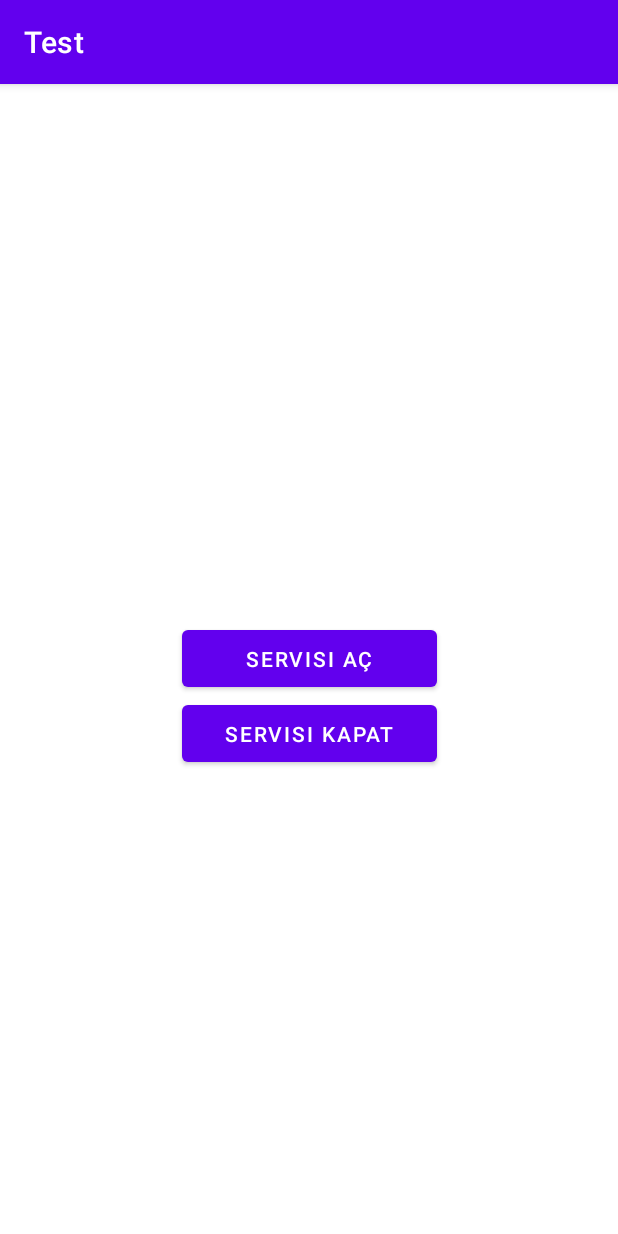
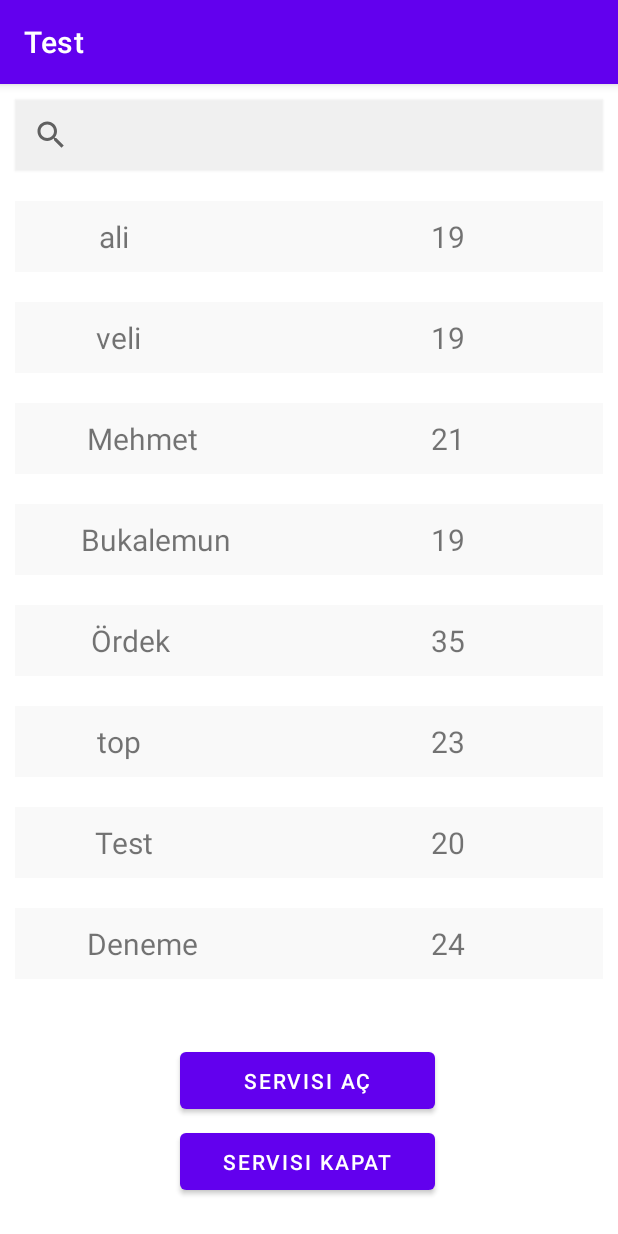
Before and after one commit to abdullahisik/androoidteststuff, an Android app: the screen it shows after launch (MainActivity), on a phone screen of 412 x 824 dp. Run offline under Robolectric (Android 15) with nearby library versions, the phone set to English and light mode, and no system bars; our stand-ins replace data binding.

Commit message:
update recylerview with serachview

```diff
--- a/app/src/main/java/com/example/test/MainActivity.kt
+++ b/app/src/main/java/com/example/test/MainActivity.kt
@@ -5,8 +5,15 @@ import android.content.Intent
 import android.os.Bundle
 import android.view.View
 import android.widget.Button
+import android.widget.SearchView
+import android.widget.Toast
 import androidx.appcompat.app.AppCompatActivity
 import androidx.core.content.ContextCompat
+import androidx.databinding.DataBindingUtil
+import androidx.recyclerview.widget.RecyclerView
+import com.example.test.adapter.SongsAdapter
+import com.example.test.databinding.ActivityMainBinding
+import com.example.test.models.Songs
 import com.example.test.service.ForegroundService
 import com.example.test.service.MusicService
 
@@ -17,10 +24,24 @@ companion object {
 
     var boolIconState = false
 }
+    lateinit var adapter: SongsAdapter
+    lateinit var countryrv: RecyclerView
 
+
+
+    private var _binding: ActivityMainBinding? = null
+    private val binding get() = _binding!!
+
+    private var people: ArrayList<Songs> = arrayListOf()
+    private var matchedPeople: ArrayList<Songs> = arrayListOf()
+    private var personAdapter: SongsAdapter = SongsAdapter(people)
     override fun onCreate(savedInstanceState: Bundle?) {
         super.onCreate(savedInstanceState)
         setContentView(R.layout.activity_main)
+        _binding = ActivityMainBinding.inflate(layoutInflater)
+        val view = binding.root
+        setContentView(view)
+
         val buttonStartService: Button? = findViewById<Button>(R.id.button_start_service)
         val buttonCloseService: Button? = findViewById<Button>(R.id.button_close_service)
         buttonStartService?.setOnClickListener() {
@@ -41,7 +62,8 @@ companion object {
 
 
         })
-
+        initRecyclerView()
+        performSearch()
     }
 
     public fun startservıce() {
@@ -57,4 +79,67 @@ companion object {
         val MusicserviceIntent = Intent(this, MusicService::class.java)
         stopService(MusicserviceIntent)
     }
+
+
+
+    private fun initRecyclerView() {
+
+        people = arrayListOf(
+            Songs("ali", 19),
+            Songs("veli", 19),
+            Songs("Mehmet", 21),
+            Songs("Bukalemun", 19),
+            Songs("Ördek", 35),
+            Songs("top", 23),
+            Songs("Test", 20),
+            Songs("Deneme", 24),
+
+        )
+
+        personAdapter = SongsAdapter(people).also {
+            binding.recyclerView.adapter = it
+            binding.recyclerView.adapter!!.notifyDataSetChanged()
+        }
+        binding.searchView.isSubmitButtonEnabled = true
+    }
+
+    private fun performSearch() {
+        binding.searchView.setOnQueryTextListener(object : SearchView.OnQueryTextListener {
+            override fun onQueryTextSubmit(query: String?): Boolean {
+                search(query)
+                return true
+            }
+
+            override fun onQueryTextChange(newText: String?): Boolean {
+                search(newText)
+                return true
+            }
+        })
+    }
+
+    private fun search(text: String?) {
+        matchedPeople = arrayListOf()
+
+        text?.let {
+            people.forEach { person ->
+                if (person.songName.contains(text, true) ||
+                    person.time.toString().contains(text, true)
+                ) {
+                    matchedPeople.add(person)
+                    updateRecyclerView()
+                }
+            }
+            if (matchedPeople.isEmpty()) {
+                Toast.makeText(this, "No match found!", Toast.LENGTH_SHORT).show()
+            }
+            updateRecyclerView()
+        }
+    }
+
+    private fun updateRecyclerView() {
+        binding.recyclerView.apply {
+            personAdapter.list = matchedPeople
+            personAdapter.notifyDataSetChanged()
+        }
+    }
 }
--- /dev/null
+++ b/app/src/main/java/com/example/test/adapter/SongsAdapter.kt
@@ -0,0 +1,40 @@
+package com.example.test.adapter
+
+import android.view.LayoutInflater
+import android.view.ViewGroup
+import androidx.recyclerview.widget.RecyclerView
+import java.util.*
+import kotlin.collections.ArrayList
+import com.example.test.databinding.RecylerviewItemBinding
+import com.example.test.models.Songs
+
+
+class SongsAdapter(
+    var list: ArrayList<Songs>
+) : RecyclerView.Adapter<SongsAdapter.ViewHolder>() {
+    override fun onCreateViewHolder(parent: ViewGroup, viewType: Int): ViewHolder {
+
+        return ViewHolder(
+            RecylerviewItemBinding.inflate(
+                LayoutInflater.from(parent.context),
+                parent,
+                false
+            )
+        )
+    }
+
+    override fun onBindViewHolder(holder: ViewHolder, position: Int) {
+        holder.bind(
+            list[position]
+        )
+    }
+
+    override fun getItemCount(): Int = list.size
+
+    inner class ViewHolder(private var item: RecylerviewItemBinding) : RecyclerView.ViewHolder(item.root) {
+        fun bind(person: Songs) {
+            item.name.text = person.songName.trim()
+            item.age.text = person.time.toString().trim()
+        }
+    }
+}
--- a/app/src/main/res/layout/activity_main.xml
+++ b/app/src/main/res/layout/activity_main.xml
@@ -6,6 +6,38 @@
     android:layout_height="match_parent"
     tools:context=".MainActivity">
 
+
+
+
+
+
+    <SearchView
+        android:id="@+id/searchView"
+        android:layout_width="0dp"
+        android:layout_height="wrap_content"
+        android:layout_margin="10dp"
+        android:background="#55F5F5F5"
+        android:elevation="1dp"
+        android:queryHint="Search"
+        app:layout_constraintEnd_toEndOf="parent"
+        app:layout_constraintStart_toStartOf="parent"
+        app:layout_constraintTop_toTopOf="parent" />
+
+    <androidx.recyclerview.widget.RecyclerView
+        android:id="@+id/recyclerView"
+        android:layout_width="0dp"
+        android:layout_height="0dp"
+        android:layout_marginVertical="10dp"
+        app:layoutManager="androidx.recyclerview.widget.LinearLayoutManager"
+        app:layout_constraintBottom_toTopOf="@+id/button_start_service"
+        app:layout_constraintEnd_toEndOf="@id/searchView"
+        app:layout_constraintHorizontal_bias="0.0"
+        app:layout_constraintStart_toStartOf="@id/searchView"
+        app:layout_constraintTop_toBottomOf="@+id/searchView"
+
+        tools:listitem="@layout/recylerview_item"
+
+        />
     <Button
         android:id="@+id/button_start_service"
         android:layout_width="170dp"
@@ -13,16 +45,19 @@
         android:text="Servisi aç"
         app:layout_constraintBottom_toBottomOf="parent"
         app:layout_constraintEnd_toEndOf="parent"
+        app:layout_constraintHorizontal_bias="0.497"
         app:layout_constraintStart_toStartOf="parent"
         app:layout_constraintTop_toTopOf="parent"
-        app:layout_constraintVertical_bias="0.499" />
+        app:layout_constraintVertical_bias="0.89" />
 
     <Button
         android:id="@+id/button_close_service"
         android:layout_width="170dp"
         android:layout_height="50dp"
+        android:layout_marginTop="4dp"
         android:text="Servisi kapat"
         app:layout_constraintEnd_toEndOf="parent"
+        app:layout_constraintHorizontal_bias="0.497"
         app:layout_constraintStart_toStartOf="parent"
         app:layout_constraintTop_toBottomOf="@+id/button_start_service" />
 </androidx.constraintlayout.widget.ConstraintLayout>
--- a/app/src/main/res/layout/notification_layout.xml
+++ b/app/src/main/res/layout/notification_layout.xml
@@ -47,7 +47,7 @@
             android:layout_marginBottom="10dp"
             android:layout_weight="1"
             android:gravity="center_vertical"
-            android:text="vak vak"
+            android:text="Vak Vak"
             android:textColor="@color/white"
             android:textSize="14sp" />
 
--- /dev/null
+++ b/app/src/main/res/layout/recylerview_item.xml
@@ -0,0 +1,37 @@
+<layout xmlns:android="http://schemas.android.com/apk/res/android"
+    xmlns:app="http://schemas.android.com/apk/res-auto"
+    xmlns:tools="http://schemas.android.com/tools">
+
+    <androidx.constraintlayout.widget.ConstraintLayout
+        android:layout_width="match_parent"
+        android:layout_height="wrap_content"
+        android:layout_marginVertical="10dp"
+        android:background="#90F5F5F5"
+        android:paddingVertical="10dp">
+
+        <TextView
+            android:id="@+id/name"
+            android:layout_width="wrap_content"
+            android:layout_height="wrap_content"
+            android:textSize="20sp"
+            app:layout_constraintBottom_toBottomOf="parent"
+            app:layout_constraintEnd_toEndOf="parent"
+            app:layout_constraintHorizontal_bias="0.15"
+            app:layout_constraintStart_toStartOf="parent"
+            app:layout_constraintTop_toTopOf="parent"
+            tools:text="Test" />
+
+        <TextView
+            android:id="@+id/age"
+            android:layout_width="wrap_content"
+            android:layout_height="0dp"
+            android:textSize="20sp"
+            app:layout_constraintBottom_toBottomOf="@+id/name"
+            app:layout_constraintEnd_toEndOf="parent"
+            app:layout_constraintHorizontal_bias="0.75"
+            app:layout_constraintStart_toStartOf="parent"
+            app:layout_constraintTop_toTopOf="@+id/name"
+            app:layout_constraintVertical_bias="0.0"
+            tools:text="deneme" />
+    </androidx.constraintlayout.widget.ConstraintLayout>
+</layout>
--- a/build.gradle
+++ b/build.gradle
@@ -18,6 +18,7 @@ allprojects {
     repositories {
         google()
         mavenCentral()
+
     }
 }
 
```
Also changed, not shown: app/build.gradle (+17 -24 lines), app/src/main/java/com/example/test/models/Songs.kt (added, +6 -0 lines), app/src/main/java/com/example/test/receiver/AudioReceiver.kt (+8 -7 lines), app/src/main/java/com/example/test/service/ForegroundService.kt (+3 -1 lines).
